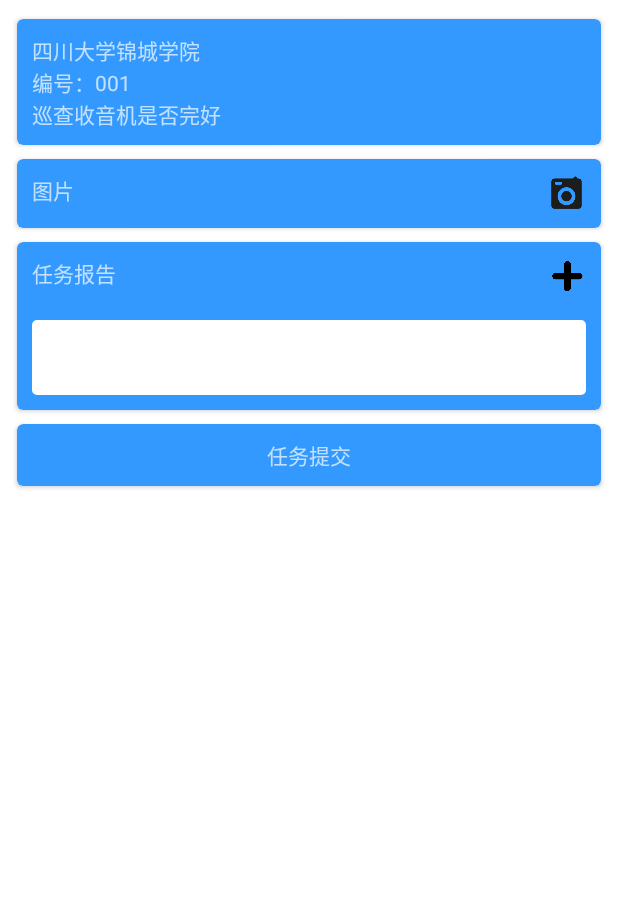
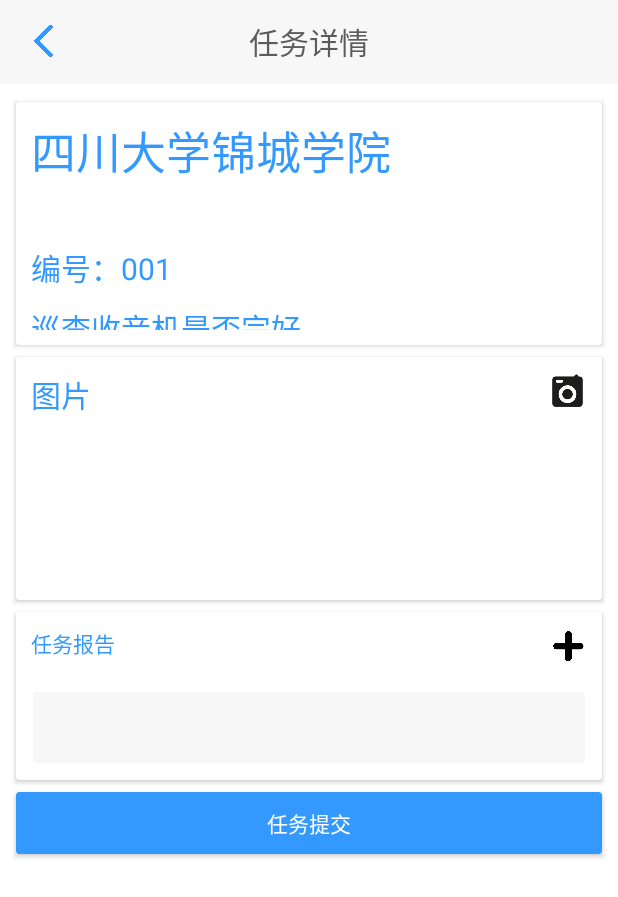
Before and after one commit to 1994ZXL/LBSServiceTest, an Android app: the fragment MissionDetailsCardFragment shown on its own in the app's theme, on a phone screen of 412 x 824 dp. Shown: the top 897 px of the screen. Run offline under Robolectric (Android 15) with nearby library versions, the phone set to English and light mode, and no system bars.

Commit message:
详情界面和任务列表
优化了详情界面的UI，增加了返回按钮，但用的方法不是出入栈的方法，而是new出一个任务列表，之后再改。解决了任务列表item重叠在一起的问题，但在真机上测试时，checkbox仍然显示不出来。

```diff
--- a/app/src/main/java/com/example/zxl/lbsservice/MissionDetailsCardFragment.java
+++ b/app/src/main/java/com/example/zxl/lbsservice/MissionDetailsCardFragment.java
@@ -1,21 +1,32 @@
 package com.example.zxl.lbsservice;
 
 import android.app.Fragment;
+import android.app.FragmentManager;
+import android.app.FragmentTransaction;
+import android.graphics.Color;
 import android.os.Bundle;
 import android.support.v7.widget.CardView;
+import android.support.v7.widget.Toolbar;
+import android.util.Log;
 import android.view.LayoutInflater;
 import android.view.View;
 import android.view.ViewGroup;
+import android.widget.ImageView;
+
 
 /**
  * Created by ZXL on 2016/4/7.
  */
 public class MissionDetailsCardFragment extends Fragment{
+    private static final String TAG = "MDetailsCardFragment";
+
     private CardView mCardView1;
     private CardView mCardView2;
     private CardView mCardView3;
     private CardView mCardView4;
     private String mId;
+    private Toolbar mToolbar;
+    private ImageView mBackImage;
 
     public static MissionDetailsCardFragment newInstance(String id){
         MissionDetailsCardFragment result = new MissionDetailsCardFragment();
@@ -31,10 +42,23 @@ public class MissionDetailsCardFragment extends Fragment{
     public View onCreateView(LayoutInflater inflater, ViewGroup parent, Bundle saveInstanceState) {
         View v = inflater.inflate(R.layout.mission_details_card, parent, false);
 
+        mToolbar = (Toolbar)v.findViewById(R.id.missoin_details_card_toolbar);
+//        mToolbar.setBackgroundColor(Color.parseColor("#ffffff"));
         mCardView1 = (CardView)v.findViewById(R.id.mission_details_cardview1);
         mCardView2 = (CardView)v.findViewById(R.id.mission_details_cardview2);
         mCardView3 = (CardView)v.findViewById(R.id.mission_details_cardview3);
         mCardView4 = (CardView)v.findViewById(R.id.mission_details_cardview4);
+        mBackImage = (ImageView)v.findViewById(R.id.mission_details_card_backimage);
+        mBackImage.setOnClickListener(new View.OnClickListener() {
+            @Override
+            public void onClick(View v) {
+                Log.d(TAG, "返回按钮被点击");
+                MissionRecyclerView missionRecyclerView = new MissionRecyclerView();
+                FragmentManager fragmentManager = getActivity().getFragmentManager();
+                fragmentManager.beginTransaction().addToBackStack(null);
+                fragmentManager.beginTransaction().replace(R.id.fragmentContainer, missionRecyclerView).commit();
+            }
+        });
 
         return v;
     }
--- a/app/src/main/java/com/example/zxl/lbsservice/MissionLab.java
+++ b/app/src/main/java/com/example/zxl/lbsservice/MissionLab.java
@@ -19,7 +19,7 @@ public class MissionLab {
             Mission m = new Mission();
             m.setId("编号：" + i);
             m.setContent("Mission #" + i);
-            m.setSolved(i % 2 == 0);
+            m.setSolved(true);
             mMissions.add(m);
         }
     }
--- a/app/src/main/java/com/example/zxl/lbsservice/MissionRecyclerView.java
+++ b/app/src/main/java/com/example/zxl/lbsservice/MissionRecyclerView.java
@@ -85,6 +85,7 @@ public class MissionRecyclerView extends Fragment {
 //                    MissionDetailsCardFragment missionDetailsCardFragment = MissionDetailsCardFragment.newInstance(m.getId());
                     MissionDetailsCardFragment missionDetailsCardFragment = new MissionDetailsCardFragment();
                     FragmentManager fragmentManager = getActivity().getFragmentManager();
+                    fragmentManager.beginTransaction().addToBackStack(null);
                     fragmentManager.beginTransaction().replace(R.id.fragmentContainer, missionDetailsCardFragment).commit();
                 }
             });
--- a/app/src/main/res/drawable/shape.xml
+++ b/app/src/main/res/drawable/shape.xml
@@ -1,6 +1,6 @@
 <?xml version="1.0" encoding="utf-8"?>
 <shape xmlns:android="http://schemas.android.com/apk/res/android">
-    <solid android:color="#fff"/>
+    <solid android:color="#F7F7F7"/>
     <corners android:radius="4px"/>
     <stroke android:color="#fff"
         android:width="2px"
--- a/app/src/main/res/layout/mission_details_card.xml
+++ b/app/src/main/res/layout/mission_details_card.xml
@@ -4,20 +4,47 @@
     android:orientation="vertical"
     android:layout_width="match_parent"
     android:layout_height="match_parent"
-    android:paddingBottom="8dp"
-    android:paddingLeft="8dp"
-    android:paddingRight="8dp"
-    android:paddingTop="8dp"
     android:background="@drawable/white">
 
+    <android.support.v7.widget.Toolbar xmlns:android="http://schemas.android.com/apk/res/android"
+        xmlns:app="http://schemas.android.com/apk/res-auto"
+        android:id="@+id/missoin_details_card_toolbar"
+        android:layout_width="match_parent"
+        android:layout_height="wrap_content"
+        android:background="@drawable/gray"
+        android:minHeight="?attr/actionBarSize"
+        android:popupTheme="@style/ThemeOverlay.AppCompat.Light"
+        app:theme="@style/ThemeOverlay.AppCompat.ActionBar">
+
+        <TextView
+            android:layout_width="wrap_content"
+            android:layout_height="wrap_content"
+            android:layout_gravity="center"
+            android:id="@+id/mission_details_card_tooltitle"
+            android:text="任务详情"
+            android:textColor="@drawable/black"
+            android:textSize="20dp"/>
+
+        <ImageView
+            android:layout_width="26dp"
+            android:layout_height="26dp"
+            android:layout_gravity="left"
+            android:src="@drawable/backbutton"
+            android:clickable="true"
+            android:id="@+id/mission_details_card_backimage"/>
+
+    </android.support.v7.widget.Toolbar>
 
     <android.support.v7.widget.CardView
         xmlns:card_view="http://schemas.android.com/apk/res-auto"
         android:id="@+id/mission_details_cardview1"
         android:layout_width="match_parent"
-        android:layout_height="wrap_content"
-        card_view:cardBackgroundColor="#3399ff"
-        card_view:cardCornerRadius="4dp"
+        android:layout_height="170dp"
+        android:layout_marginLeft="8dp"
+        android:layout_marginRight="8dp"
+        android:layout_marginTop="8dp"
+        card_view:cardBackgroundColor="#fff"
+        card_view:cardCornerRadius="2dp"
         card_view:cardPreventCornerOverlap="true"
         card_view:cardUseCompatPadding="true"
         card_view:contentPadding="10dp">
@@ -31,19 +58,27 @@
                 android:layout_width="match_parent"
                 android:layout_height="wrap_content"
                 android:id="@+id/mission_details_card_title"
-                android:text="四川大学锦城学院"/>
+                android:text="四川大学锦城学院"
+                android:textColor="@drawable/blue"
+                android:textSize="30dp"/>
 
             <TextView
                 android:layout_width="match_parent"
                 android:layout_height="wrap_content"
                 android:id="@+id/mission_details_card_id"
-                android:text="编号：001"/>
+                android:text="编号：001"
+                android:textColor="@drawable/blue"
+                android:textSize="20dp"
+                android:layout_marginTop="40dp"/>
 
             <TextView
                 android:layout_width="match_parent"
                 android:layout_height="wrap_content"
                 android:id="@+id/mission_details_card_content"
-                android:text="巡查收音机是否完好"/>
+                android:text="巡查收音机是否完好"
+                android:textColor="@drawable/blue"
+                android:textSize="20dp"
+                android:layout_marginTop="10dp"/>
 
         </LinearLayout>
 
@@ -53,9 +88,11 @@
         xmlns:card_view="http://schemas.android.com/apk/res-auto"
         android:id="@+id/mission_details_cardview2"
         android:layout_width="match_parent"
-        android:layout_height="wrap_content"
-        card_view:cardBackgroundColor="#3399ff"
-        card_view:cardCornerRadius="4dp"
+        android:layout_height="170dp"
+        android:layout_marginLeft="8dp"
+        android:layout_marginRight="8dp"
+        card_view:cardBackgroundColor="#fff"
+        card_view:cardCornerRadius="2dp"
         card_view:cardPreventCornerOverlap="true"
         card_view:cardUseCompatPadding="true"
         card_view:contentPadding="10dp">
@@ -73,7 +110,9 @@
                     android:layout_height="wrap_content"
                     android:layout_gravity="left"
                     android:id="@+id/mission_details_card_imagetext"
-                    android:text="图片"/>
+                    android:text="图片"
+                    android:textColor="@drawable/blue"
+                    android:textSize="20dp"/>
 
                 <ImageView
                     android:layout_width="26dp"
@@ -93,8 +132,10 @@
         android:id="@+id/mission_details_cardview3"
         android:layout_width="match_parent"
         android:layout_height="wrap_content"
-        card_view:cardBackgroundColor="#3399ff"
-        card_view:cardCornerRadius="4dp"
+        android:layout_marginLeft="8dp"
+        android:layout_marginRight="8dp"
+        card_view:cardBackgroundColor="#fff"
+        card_view:cardCornerRadius="2dp"
         card_view:cardPreventCornerOverlap="true"
         card_view:cardUseCompatPadding="true"
         card_view:contentPadding="10dp">
@@ -112,8 +153,8 @@
                     android:layout_height="wrap_content"
                     android:id="@+id/mission_details_card_mission"
                     android:layout_gravity="left"
-                    android:background="@drawable/blue"
-                    android:text="任务报告"/>
+                    android:text="任务报告"
+                    android:textColor="@drawable/blue"/>
                 <ImageView
                     android:layout_width="26dp"
                     android:layout_height="26dp"
@@ -138,8 +179,10 @@
         android:id="@+id/mission_details_cardview4"
         android:layout_width="match_parent"
         android:layout_height="wrap_content"
+        android:layout_marginLeft="8dp"
+        android:layout_marginRight="8dp"
         card_view:cardBackgroundColor="#3399ff"
-        card_view:cardCornerRadius="4dp"
+        card_view:cardCornerRadius="2dp"
         card_view:cardPreventCornerOverlap="true"
         card_view:cardUseCompatPadding="true"
         card_view:contentPadding="10dp">
@@ -148,9 +191,9 @@
                 android:layout_width="wrap_content"
                 android:layout_height="wrap_content"
                 android:id="@+id/mission_details_card_button"
-                android:background="@drawable/blue"
                 android:layout_gravity="center"
-                android:text="任务提交"/>
+                android:text="任务提交"
+                android:textColor="@drawable/white"/>
 
     </android.support.v7.widget.CardView>
 
--- a/app/src/main/res/layout/mission_recycler_item.xml
+++ b/app/src/main/res/layout/mission_recycler_item.xml
@@ -1,24 +1,24 @@
 <?xml version="1.0" encoding="utf-8"?>
-<FrameLayout xmlns:android="http://schemas.android.com/apk/res/android"
+<LinearLayout xmlns:android="http://schemas.android.com/apk/res/android"
     android:layout_width="match_parent"
     android:background="@drawable/white"
-    android:layout_height="wrap_content" >
+    android:layout_height="wrap_content"
+    android:orientation="horizontal">
 
     <CheckBox
         android:layout_width="wrap_content"
         android:layout_height="wrap_content"
         android:id="@+id/mission_list_item_checkbox"
-        android:layout_gravity="left"
         android:enabled="false"
         android:layout_marginLeft="16dp"
         android:layout_marginTop="16dp"
+        android:padding="4dp"
         android:checked="false"/>
 
     <TextView
         android:layout_width="wrap_content"
         android:layout_height="wrap_content"
         android:id="@+id/mission_list_item_id"
-        android:layout_toRightOf="@+id/mission_list_item_checkbox"
         android:layout_marginTop="16dp"
         android:padding="4dp"
         android:text="Mission_id"
@@ -28,11 +28,10 @@
         android:layout_width="wrap_content"
         android:layout_height="wrap_content"
         android:id="@+id/mission_list_item_content"
-        android:layout_toRightOf="@+id/mission_list_item_id"
         android:layout_marginLeft="16dp"
         android:layout_marginTop="16dp"
         android:padding="4dp"
         android:text="Mission_content"
         android:clickable="true"/>
 
-</FrameLayout>
+</LinearLayout>
--- a/app/src/main/res/values/color.xml
+++ b/app/src/main/res/values/color.xml
@@ -2,4 +2,6 @@
 <resources>
     <drawable name="blue">#3399ff</drawable>
     <drawable name="white">#fff</drawable>
+    <drawable name="gray">#F7F7F7</drawable>
+    <drawable name="black">#5C5C5C</drawable>
 </resources>
```
Also changed, not shown: app/src/main/res/drawable/backbtn.png (deleted), app/src/main/res/drawable/backbutton.png (added), 32 other files.
